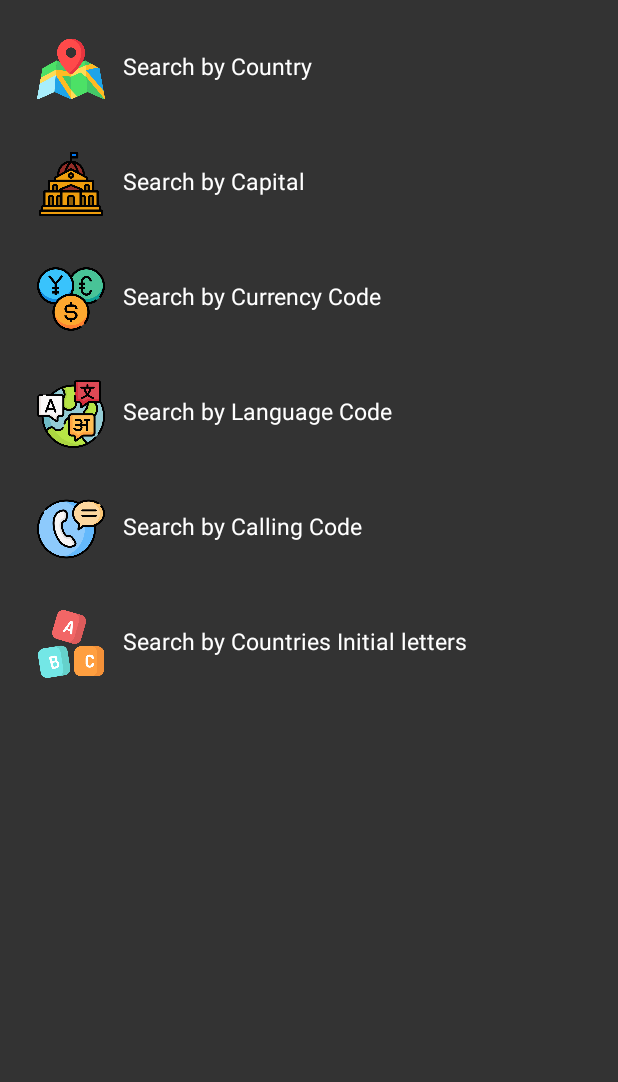
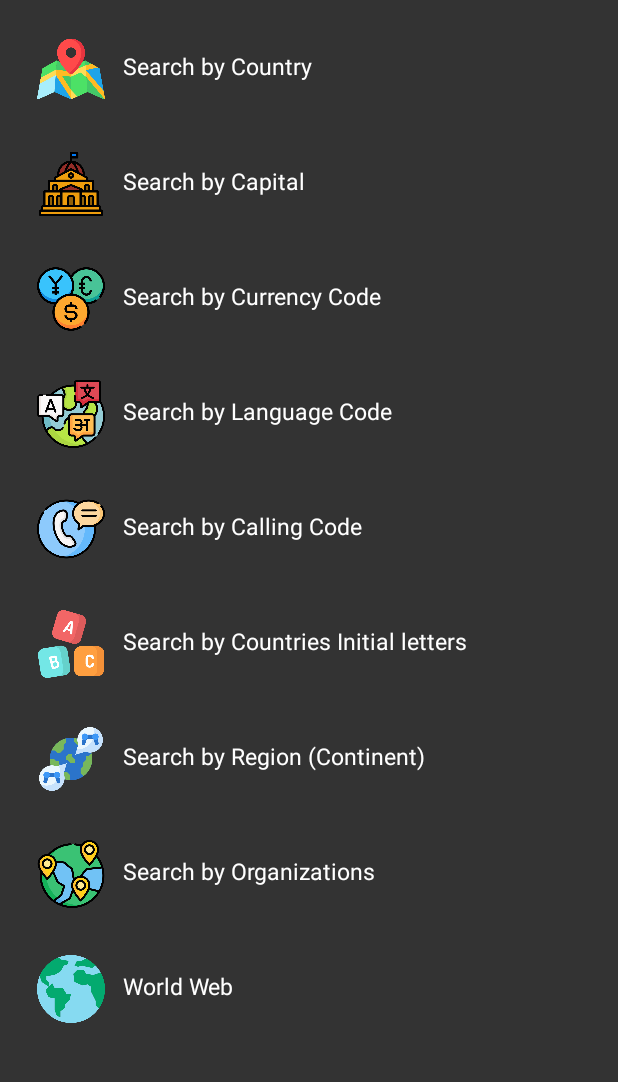
Before and after one commit to arnoldvaz27/CountrySearch, an Android app: the screen it shows after launch (MainActivity), on a phone screen of 412 x 824 dp, the part 85-1167 px from its top. Run offline under Robolectric (Android 15) with nearby library versions, the phone set to English and light mode, and no system bars; our stand-ins replace Volley.

Commit message:
Search by Region, organizations and world web added

```diff
--- a/app/src/main/java/com/arnold/countrysearch/Activity/SearchByInitialLetter.java
+++ b/app/src/main/java/com/arnold/countrysearch/Activity/SearchByInitialLetter.java
@@ -49,7 +49,6 @@ public class SearchByInitialLetter extends AppCompatActivity implements CountryL
         getWindow().setNavigationBarColor(getResources().getColor(R.color.background));
         setContentView(R.layout.searchbyinitialletter);
 
-
         search = findViewById(R.id.search);
         countryRecyclerView = findViewById(R.id.RecyclerView);
         loadingBar = new ProgressDialog(this);
@@ -83,7 +82,7 @@ public class SearchByInitialLetter extends AppCompatActivity implements CountryL
         loadingBar.setCanceledOnTouchOutside(false);
         loadingBar.getProgress();
         loadingBar.show();
-        url = "https://restcountries.eu/rest/v2/alpha/"+search.getText().toString();
+        url = "https://restcountries.eu/rest/v2/name/"+search.getText().toString();
         JsonArrayRequest request = new JsonArrayRequest(Request.Method.GET, url, null, new Response.Listener<JSONArray>() {
             @Override
             public void onResponse(JSONArray response) {
--- a/app/src/main/res/layout/activity_main.xml
+++ b/app/src/main/res/layout/activity_main.xml
@@ -40,15 +40,13 @@
         android:layout_marginEnd="5dp"
         android:layout_marginStart="5dp"
         app:cardCornerRadius="12sp"
-        android:visibility="gone"
-        >
+        android:visibility="gone">
 
         <LinearLayout
             android:layout_width="match_parent"
             android:layout_height="wrap_content"
             android:orientation="horizontal"
-            android:layout_margin="10dp"
-            >
+            android:layout_margin="10dp">
 
             <TextView
                 android:id="@+id/Message"
@@ -57,14 +55,22 @@
                 android:textColor="@color/white"
                 android:text="@string/important_note"
                 android:layout_marginStart="5dp"
-                android:textStyle="bold"
-                />
+                android:textStyle="bold" />
 
 
         </LinearLayout>
 
 
     </androidx.cardview.widget.CardView>
+
+   <ScrollView
+       android:layout_width="match_parent"
+       android:layout_height="wrap_content"
+       android:scrollbars="none">
+       <LinearLayout
+           android:layout_width="match_parent"
+           android:layout_height="wrap_content"
+           android:orientation="vertical">
 
            <LinearLayout
                android:id="@+id/SearchByCountry"
@@ -92,7 +98,6 @@
            </LinearLayout>
 
 
-
            <LinearLayout
                android:id="@+id/SearchByCapital"
                android:layout_width="match_parent"
@@ -117,6 +122,7 @@
                    android:layout_marginStart="12dp"
                    android:textColor="@color/white" />
            </LinearLayout>
+
            <LinearLayout
                android:id="@+id/SearchByCurrency"
                android:layout_width="match_parent"
@@ -141,6 +147,7 @@
                    android:layout_marginStart="12dp"
                    android:textColor="@color/white" />
            </LinearLayout>
+
            <LinearLayout
                android:id="@+id/SearchByLanguage"
                android:layout_width="match_parent"
@@ -216,5 +223,82 @@
                    android:textColor="@color/white" />
            </LinearLayout>
 
+           <LinearLayout
+               android:id="@+id/SearchByRegion"
+               android:layout_width="match_parent"
+               android:layout_height="wrap_content"
+               android:layout_marginStart="13dp"
+               android:layout_marginTop="15dp"
+               android:orientation="horizontal"
+               android:padding="8dp">
+
+               <ImageView
+                   android:layout_width="45dp"
+                   android:layout_height="45dp"
+                   android:src="@drawable/region"
+                   android:layout_marginStart="3dp" />
+
+               <TextView
+                   android:layout_width="wrap_content"
+                   android:layout_height="wrap_content"
+                   android:text="Search by Region (Continent)"
+                   android:textSize="15sp"
+                   android:layout_marginTop="10dp"
+                   android:layout_marginStart="12dp"
+                   android:textColor="@color/white" />
+           </LinearLayout>
+
+           <LinearLayout
+               android:id="@+id/SearchByOrganizations"
+               android:layout_width="match_parent"
+               android:layout_height="wrap_content"
+               android:layout_marginStart="13dp"
+               android:layout_marginTop="15dp"
+               android:orientation="horizontal"
+               android:padding="8dp">
+
+               <ImageView
+                   android:layout_width="45dp"
+                   android:layout_height="45dp"
+                   android:src="@drawable/organizations"
+                   android:layout_marginStart="3dp" />
+
+               <TextView
+                   android:layout_width="wrap_content"
+                   android:layout_height="wrap_content"
+                   android:text="Search by Organizations"
+                   android:textSize="15sp"
+                   android:layout_marginTop="10dp"
+                   android:layout_marginStart="12dp"
+                   android:textColor="@color/white" />
+           </LinearLayout>
+
+           <LinearLayout
+               android:id="@+id/WorldWeb"
+               android:layout_width="match_parent"
+               android:layout_height="wrap_content"
+               android:layout_marginStart="13dp"
+               android:layout_marginTop="15dp"
+               android:orientation="horizontal"
+               android:padding="8dp">
+
+               <ImageView
+                   android:layout_width="45dp"
+                   android:layout_height="45dp"
+                   android:src="@drawable/worldweb"
+                   android:layout_marginStart="3dp" />
+
+               <TextView
+                   android:layout_width="wrap_content"
+                   android:layout_height="wrap_content"
+                   android:text="World Web"
+                   android:textSize="15sp"
+                   android:layout_marginTop="10dp"
+                   android:layout_marginStart="12dp"
+                   android:textColor="@color/white" />
+           </LinearLayout>
+       </LinearLayout>
+   </ScrollView>
+
 
 </LinearLayout>
--- a/app/src/main/res/values-night/themes.xml
+++ b/app/src/main/res/values-night/themes.xml
@@ -13,4 +13,7 @@
         <item name="android:statusBarColor" tools:targetApi="l">?attr/colorPrimaryVariant</item>
         <!-- Customize your theme here. -->
     </style>
+
+    <style name="AlertDialog" parent="Base.Theme.AppCompat.Light.Dialog" />
+
 </resources>
--- a/app/src/main/res/values/themes.xml
+++ b/app/src/main/res/values/themes.xml
@@ -13,4 +13,7 @@
         <item name="android:statusBarColor" tools:targetApi="l">?attr/colorPrimaryVariant</item>
         <!-- Customize your theme here. -->
     </style>
+
+    <style name="AlertDialog" parent="Base.Theme.AppCompat.Light.Dialog" />
+
 </resources>
```
Also changed, not shown: app/src/main/java/com/arnold/countrysearch/Activity/SearchByCallingCode.java (+26 -12 lines), app/src/main/java/com/arnold/countrysearch/Activity/SearchByCapital.java (+24 -0 lines), app/src/main/java/com/arnold/countrysearch/Activity/SearchByCountry.java (+21 -0 lines), app/src/main/java/com/arnold/countrysearch/Activity/SearchByCurrency.java (+22 -0 lines), app/src/main/java/com/arnold/countrysearch/Activity/SearchByLanguage.java (+22 -0 lines), app/src/main/res/drawable/organizations.png (added), app/src/main/res/drawable/region.png (added), app/src/main/res/drawable/worldweb.png (added). Lines whose indentation alone changed are shown as unchanged.
